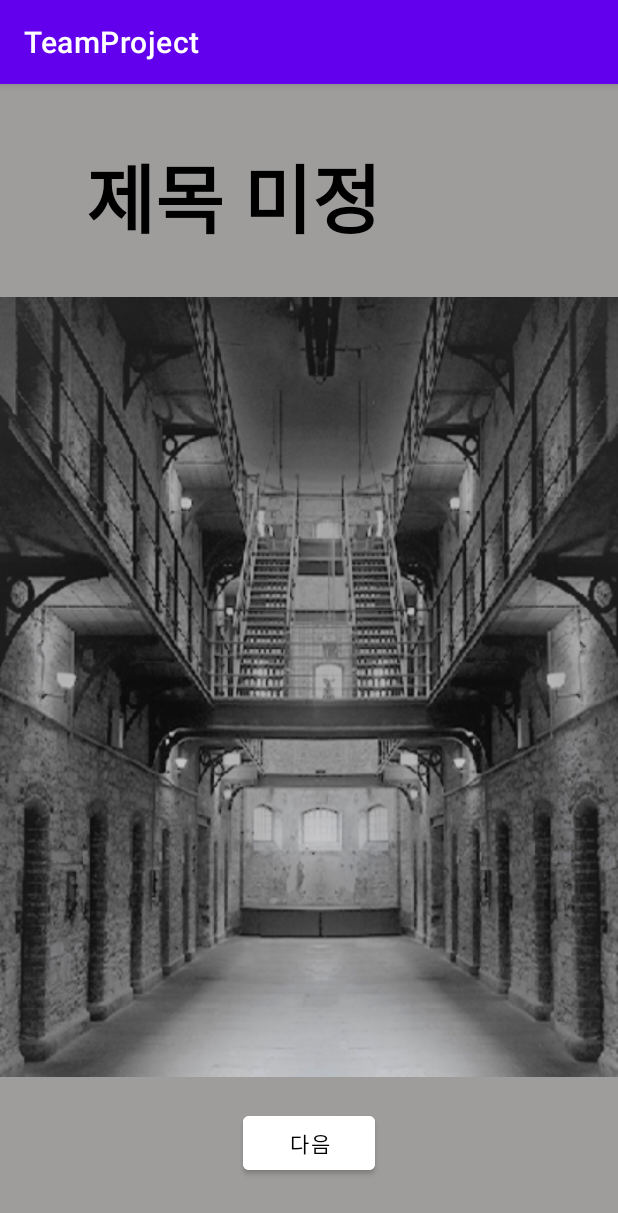
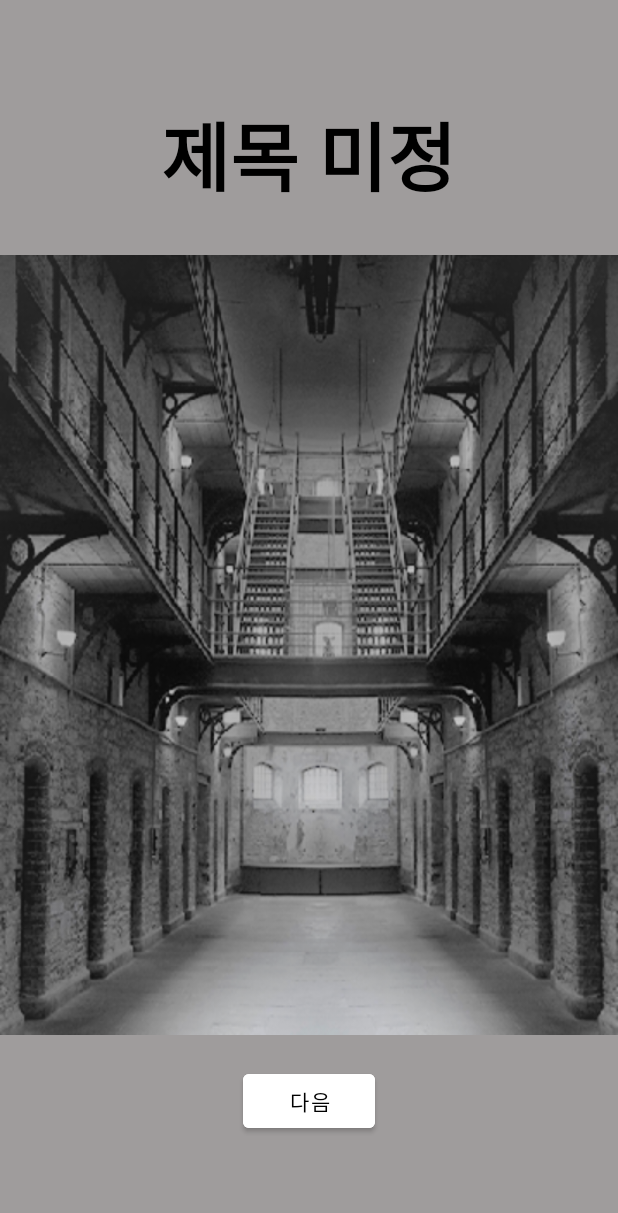
Before and after one commit to jongha1/Fantastic-Engine, an Android app: the screen it shows after launch (MainActivity), on a phone screen of 412 x 824 dp. Shown: the top 1213 px of the screen. Run offline under Robolectric (Android 15) with nearby library versions, the phone set to English and light mode, and no system bars.

Commit message:
statusbar 설정 및 activity_main.xml textview layout_gravity="center"로 수정했습니다.

```diff
--- a/app/src/main/res/layout/activity_main.xml
+++ b/app/src/main/res/layout/activity_main.xml
@@ -15,8 +15,7 @@
         android:text="@string/title"
         android:textColor="@color/black"
         android:textSize="50sp"
-
-        android:layout_marginRight="50dp"
+        android:layout_gravity="center"
         android:textStyle="bold" />
 
     <ImageView
--- a/app/src/main/res/values/themes.xml
+++ b/app/src/main/res/values/themes.xml
@@ -1,6 +1,6 @@
 <resources xmlns:tools="http://schemas.android.com/tools">
     <!-- Base application theme. -->
-    <style name="Theme.TeamProject" parent="Theme.MaterialComponents.DayNight.DarkActionBar">
+    <style name="Theme.TeamProject" parent="Theme.MaterialComponents.DayNight.NoActionBar">
         <!-- Primary brand color. -->
         <item name="colorPrimary">@color/purple_500</item>
         <item name="colorPrimaryVariant">@color/purple_700</item>
@@ -10,6 +10,8 @@
         <item name="colorSecondaryVariant">@color/teal_700</item>
         <item name="colorOnSecondary">@color/black</item>
         <!-- Status bar color. -->
+        <item name="android:windowTranslucentStatus">true</item>
+        <item name="android:windowTranslucentNavigation">true</item>
         <item name="android:statusBarColor" tools:targetApi="l">?attr/colorPrimaryVariant</item>
         <!-- Customize your theme here. -->
     </style>
```
